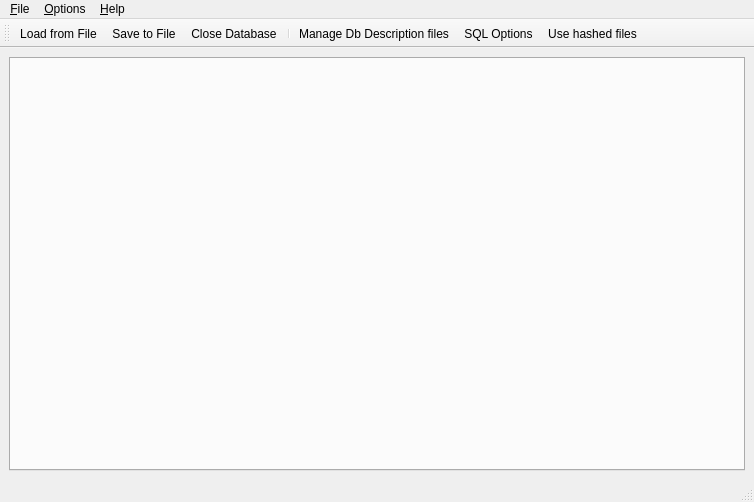
Qt form gui/Maingui.ui (glandu2/RappelzRDBTool) before a commit.
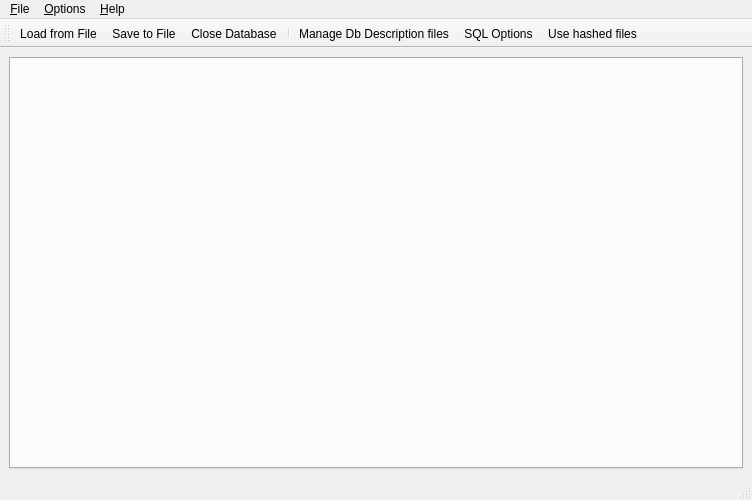
The same form after that commit.

```diff
--- a/gui/Maingui.ui
+++ b/gui/Maingui.ui
@@ -6,8 +6,8 @@
    <rect>
     <x>0</x>
     <y>0</y>
-    <width>754</width>
-    <height>502</height>
+    <width>752</width>
+    <height>500</height>
    </rect>
   </property>
   <property name="windowTitle">
@@ -32,7 +32,7 @@
     <rect>
      <x>0</x>
      <y>0</y>
-     <width>754</width>
+     <width>752</width>
      <height>21</height>
     </rect>
    </property>
```
Left out of the diff: 27 changed lines with no effect on the pictures.
